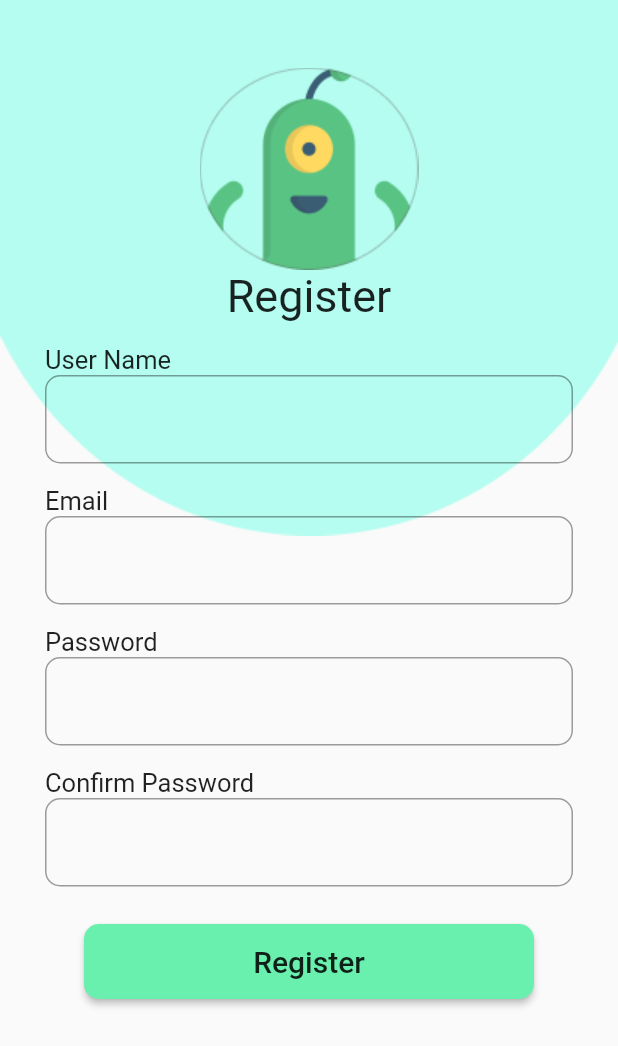
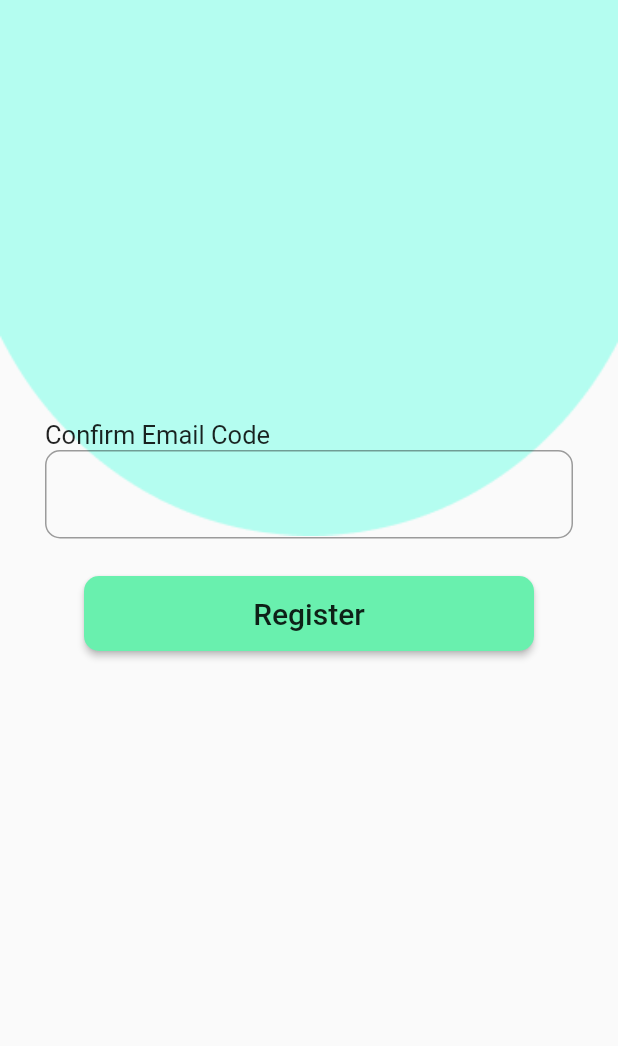
Before and after one commit to FranciscoAcosta45/flutterNotes, a Flutter app: the Register screen opened directly, after a tap on "Register", on a phone screen of 412 x 824 dp. Shown: the top 1046 px of the screen. Run offline on Flutter 3.47's test engine with Material 2 defaults, Android fonts, the phone set to English and light mode, and no system bars; missing offline and left inert: amazon_cognito_identity_dart_2.

Commit message:
Autenticacion
Se desarrollaron los módulos de registro, verificación y inicio de seccion

```diff
--- a/lib/main.dart
+++ b/lib/main.dart
@@ -1,3 +1,4 @@
+import 'package:ali_notes/pages/confirmEmail.dart';
 import 'package:ali_notes/pages/login.dart';
 import 'package:flutter/material.dart';
 
--- a/lib/pages/confirmEmail.dart
+++ b/lib/pages/confirmEmail.dart
@@ -1,13 +1,20 @@
+// ignore: file_names
+// ignore_for_file: file_names
+import 'package:amazon_cognito_identity_dart_2/cognito.dart';
 import 'package:flutter/material.dart';
 
+import 'login.dart';
+
 class ConfrimEmail extends StatefulWidget {
-  const ConfrimEmail({Key? key}) : super(key: key);
+  final String user;
+  const ConfrimEmail( this.user, {Key? key}) : super(key: key);
 
   @override
   _ConfrimEmailState createState() => _ConfrimEmailState();
 }
 
 class _ConfrimEmailState extends State<ConfrimEmail> {
+  String _code = "";
   @override
   Widget build(BuildContext context) {
     return Scaffold(
@@ -17,7 +24,25 @@ class _ConfrimEmailState extends State<ConfrimEmail> {
           SafeArea(
             child: ListView(
               children: [
-
+                Column(
+                  children: [
+                    code(),
+                    SizedBox(height: 25,),
+                    ButtonTheme(
+                      minWidth: 300.0,
+                      height: 50.0,
+                      child:
+                      RaisedButton(
+                        onPressed: () => confirm(widget.user,_code),
+                        color: Colors.greenAccent,
+                        shape: RoundedRectangleBorder(
+                            borderRadius: BorderRadius.circular(10)
+                        ),
+                        child: Text("Register", style: TextStyle(fontSize: 20.0),),
+                      ),
+                    )
+                  ],
+                )
               ],
             ),
           )
@@ -26,5 +51,47 @@ class _ConfrimEmailState extends State<ConfrimEmail> {
     );
   }
 
+  Widget code(){
+    return Padding(
+      padding: const EdgeInsets.fromLTRB(30.0, 280, 30.0, 0),
+      child: Column(
+        children: [
+          Row(
+            mainAxisAlignment: MainAxisAlignment.start,
+            children: [
+              Text("Confirm Email Code", style: TextStyle(fontSize: 17),),
+            ],
+          ),
+          TextField(
+            decoration: InputDecoration(
+              border: OutlineInputBorder(
+                  borderRadius: BorderRadius.circular(10)
+              ),
+            ),
+            onChanged: (value){
+              setState(() {
+               _code = value;
+              });
+            },
+          ),
+        ],
+      ),
+    );
+  }
 
+  Future<void> confirm(String email, String code) async {
+    print("Confirmar correo");
+    final userPool = CognitoUserPool("us-east-1_rPA1nH964","17954fgss6na0dsu27t0fq1cmc");
+
+    final cognitoUser = CognitoUser(email, userPool);
+
+    bool registrationConfirmed = false;
+    try {
+      registrationConfirmed = await cognitoUser.confirmRegistration(code);
+      Navigator.push(context, MaterialPageRoute(builder: (context) => Login()));
+    } catch (e) {
+      print(e);
+    }
+    print(registrationConfirmed);
+  }
 }
--- a/lib/pages/register.dart
+++ b/lib/pages/register.dart
@@ -1,4 +1,8 @@
+
 import 'package:flutter/material.dart';
+import 'package:amazon_cognito_identity_dart_2/cognito.dart';
+
+import 'confirmEmail.dart';
 
 class Register extends StatefulWidget {
   const Register({Key? key}) : super(key: key);
@@ -8,6 +12,11 @@ class Register extends StatefulWidget {
 }
 
 class _RegisterState extends State<Register> {
+  String _email = "";
+  String _password = "";
+  String _userName = "";
+  String _passwordConfirm = "";
+
   @override
   Widget build(BuildContext context) {
     return Scaffold(
@@ -35,7 +44,7 @@ class _RegisterState extends State<Register> {
                       height: 50.0,
                       child:
                       RaisedButton(
-                        onPressed: () => {},
+                        onPressed: () => registerUser(_userName,_email,_password, _userName),
                         color: Colors.greenAccent,
                         shape: RoundedRectangleBorder(
                             borderRadius: BorderRadius.circular(10)
@@ -84,6 +93,11 @@ class _RegisterState extends State<Register> {
                     borderRadius: BorderRadius.circular(10)
                 )
             ),
+            onChanged: (value){
+              setState(() {
+                _userName = value;
+              });
+            },
           )
         ],
       ),
@@ -107,6 +121,11 @@ class _RegisterState extends State<Register> {
                     borderRadius: BorderRadius.circular(10)
                 )
             ),
+            onChanged: (value){
+              setState(() {
+                _email = value;
+              });
+            },
           )
         ],
       ),
@@ -130,6 +149,11 @@ class _RegisterState extends State<Register> {
                   borderRadius: BorderRadius.circular(10)
               ),
             ),
+            onChanged: (value){
+              setState(() {
+                _password = value;
+              });
+            },
           ),
         ],
       ),
@@ -153,9 +177,36 @@ class _RegisterState extends State<Register> {
                   borderRadius: BorderRadius.circular(10)
               ),
             ),
+            onChanged: (value){
+              setState(() {
+                _passwordConfirm = value;
+              });
+            },
           ),
         ],
       ),
     );
   }
+
+  Future<void> registerUser(String name, String email, String password, String userName) async {
+    final userPool = CognitoUserPool("us-east-1_rPA1nH964","17954fgss6na0dsu27t0fq1cmc");
+    final userAttributes = [
+      AttributeArg(name: 'name', value: name),
+      AttributeArg(name: 'email', value: email),
+    ];
+
+    var data;
+
+    try {
+      data = await userPool.signUp(
+        userName,
+        password,
+        userAttributes: userAttributes,
+      );
+      print("Funcionoooo!");
+      Navigator.push(context, MaterialPageRoute(builder: (context) => ConfrimEmail(_userName)));
+    }catch(e){
+      print("erroooooor : ${e}");
+    }
+  }
 }
```
Also changed, not shown: lib/pages/login.dart (+53 -3 lines).
